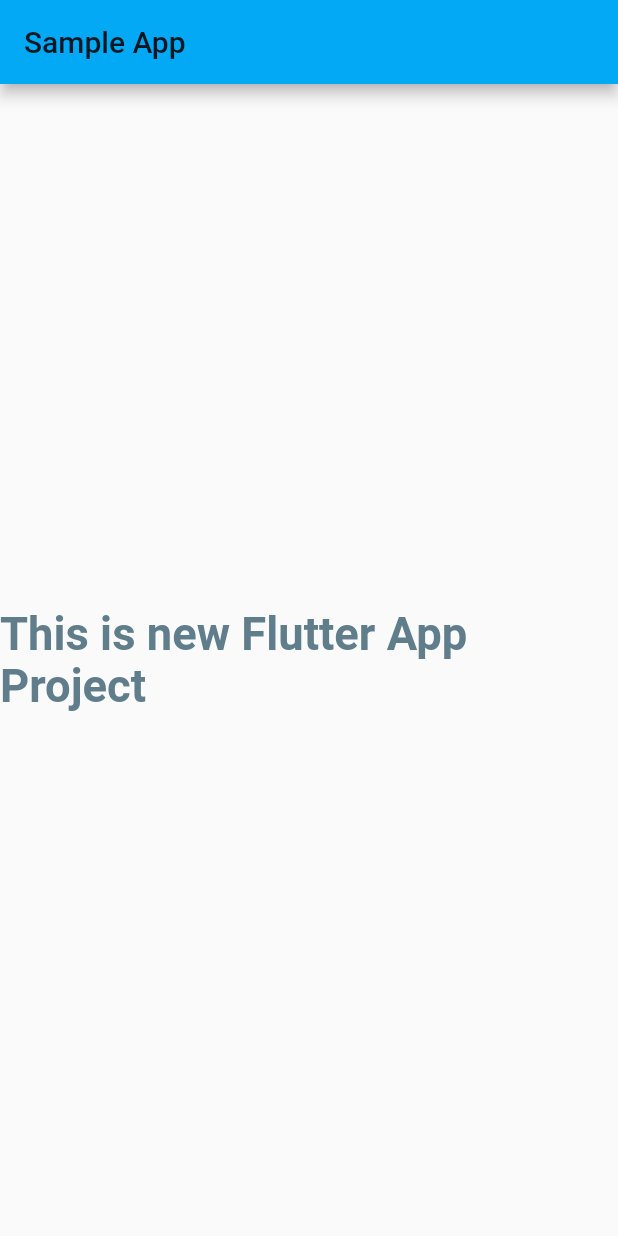
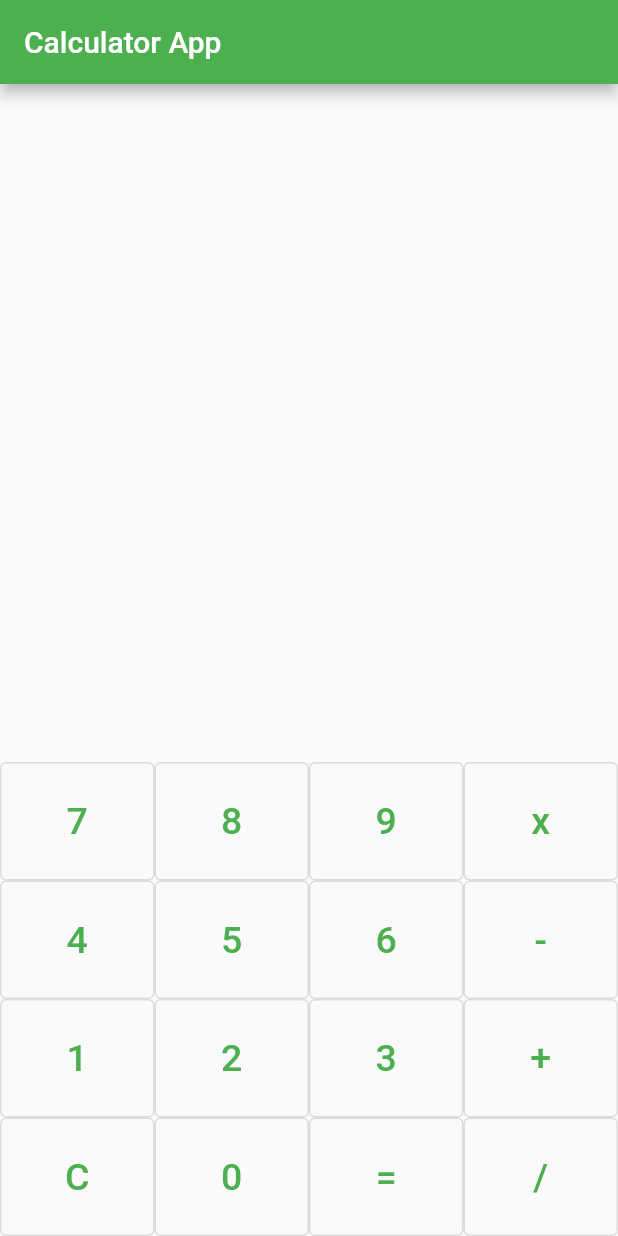
Before and after one commit to vivekkuvadiya/flutter-demo, a Flutter app: the screen it shows after launch, on a phone screen of 412 x 824 dp. Run offline on Flutter 3.47's test engine with Material 2 defaults, Android fonts, the phone set to English and light mode, and no system bars.

Commit message:
calculator - demoapp

```diff
--- a/lib/main.dart
+++ b/lib/main.dart
@@ -1,30 +1,130 @@
 import 'package:flutter/material.dart';
 
-void main() {
-  runApp(MyApp());
+void main() => runApp(MaterialApp(
+      title: "Calculator App",
+      theme: ThemeData(primarySwatch: Colors.green),
+      home: MainPage(),
+      debugShowCheckedModeBanner: false,
+    ));
+
+class MainPage extends StatefulWidget {
+  @override
+  _MainPageState createState() => _MainPageState();
 }
 
-class MyApp extends StatelessWidget {
-  @override
-  Widget build(BuildContext context) {
-    return MaterialApp(
-      title: "Sample App",
-      theme:
-          ThemeData(accentColor: Colors.cyan, primarySwatch: Colors.lightBlue),
-      home: Scaffold(
-        appBar: AppBar(
-          title: Text("Sample App"),
-        ),
-        body: Center(
+class _MainPageState extends State<MainPage> {
+  int firstNum;
+  int secNum;
+  String textToDisplay = "";
+  String res;
+  String operatorPerform;
+
+  void btnClicked(String val) {
+    if (val == "C") {
+      textToDisplay = "";
+      firstNum = 0;
+      secNum = 0;
+      res = "";
+    } else if (val == "+" || val == "-" || val == "x" || val == "/") {
+      firstNum = int.parse(textToDisplay);
+      res = "";
+      operatorPerform = val;
+    } else if (val == "=") {
+      secNum = int.parse(textToDisplay);
+      if (operatorPerform == "+") {
+        res = (firstNum + secNum).toString();
+      }
+      if (operatorPerform == "-") {
+        res = (firstNum - secNum).toString();
+      }
+      if (operatorPerform == "x") {
+        res = (firstNum * secNum).toString();
+      }
+      if (operatorPerform == "/") {
+        res = (firstNum ~/ secNum).toString();
+      }
+    } else {
+      res = int.parse(textToDisplay + val).toString();
+    }
+
+    setState(() {
+      textToDisplay = res;
+    });
+  }
+
+  Widget customButton(String val) {
+    return Expanded(
+      child: OutlinedButton(
+        onPressed: () => btnClicked(val),
+        child: Padding(
+          padding: const EdgeInsets.all(25.0),
           child: Text(
-            "This is new Flutter App Project",
-            style: TextStyle(
-                color: Colors.blueGrey,
-                fontWeight: FontWeight.bold,
-                fontSize: 30.25),
+            "$val",
+            style: TextStyle(fontSize: 25.0),
           ),
         ),
       ),
     );
   }
+
+  @override
+  Widget build(BuildContext context) {
+    return Scaffold(
+      appBar: AppBar(
+        title: Text("Calculator App"),
+      ),
+      body: Container(
+        child: Column(
+          mainAxisAlignment: MainAxisAlignment.end,
+          children: [
+            Expanded(
+              child: Container(
+                padding: EdgeInsets.all(15.0),
+                alignment: Alignment.bottomRight,
+                child: Text(
+                  "$textToDisplay",
+                  style: TextStyle(
+                      fontSize: 30.0,
+                      color: Colors.black,
+                      fontWeight: FontWeight.bold),
+                ),
+              ),
+            ),
+            Row(
+              children: [
+                customButton("7"),
+                customButton("8"),
+                customButton("9"),
+                customButton("x")
+              ],
+            ),
+            Row(
+              children: [
+                customButton("4"),
+                customButton("5"),
+                customButton("6"),
+                customButton("-")
+              ],
+            ),
+            Row(
+              children: [
+                customButton("1"),
+                customButton("2"),
+                customButton("3"),
+                customButton("+")
+              ],
+            ),
+            Row(
+              children: [
+                customButton("C"),
+                customButton("0"),
+                customButton("="),
+                customButton("/")
+              ],
+            )
+          ],
+        ),
+      ),
+    );
+  }
 }
```
